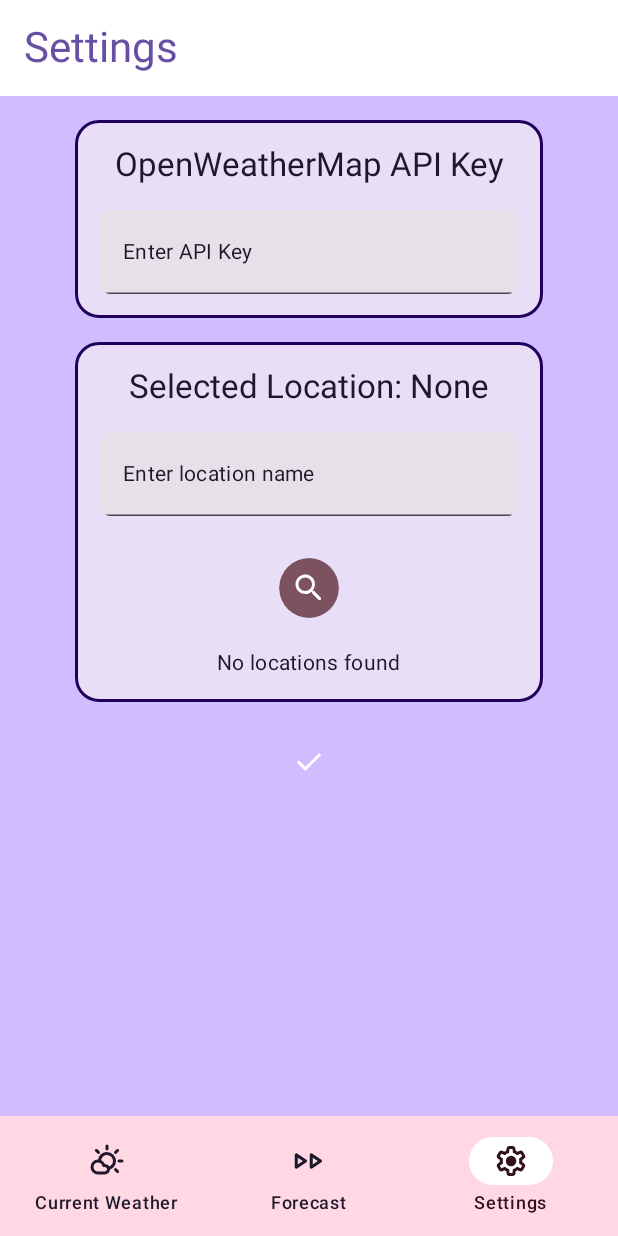
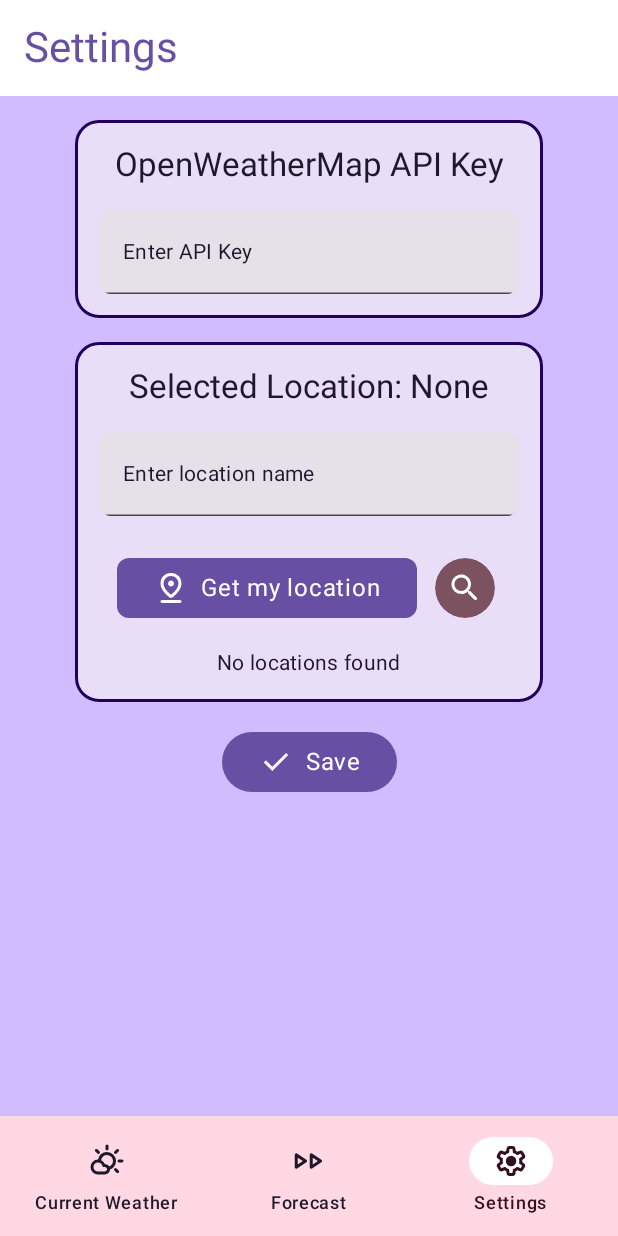
Before and after one commit to Hikari03/weatherapp, an Android app built with Jetpack Compose: the SettingsScreen screen opened through its navigation route, on a phone screen of 412 x 824 dp. Run offline under Robolectric (Android 15) with nearby library versions, the phone set to English and light mode, and no system bars; pictures from the network do not load.

Commit message:
implement user location retrieval

```diff
--- a/app/build.gradle.kts
+++ b/app/build.gradle.kts
@@ -64,6 +64,8 @@ dependencies {
     implementation(libs.ktor.serialization.json)
     implementation(libs.android.room)
     implementation(libs.coil.compose)
+    implementation(libs.play.services.location)
+    implementation(libs.accompanist.permissions)
     ksp(libs.android.room.compiler)
     testImplementation(libs.junit)
     androidTestImplementation(libs.androidx.junit)
--- a/app/src/main/AndroidManifest.xml
+++ b/app/src/main/AndroidManifest.xml
@@ -3,6 +3,7 @@
     xmlns:tools="http://schemas.android.com/tools">
 
     <uses-permission android:name="android.permission.INTERNET" />
+    <uses-permission android:name="android.permission.ACCESS_COARSE_LOCATION" />
 
     <application
         android:name=".App"
--- a/app/src/main/java/cz/cvut/fit/houdeda2/weather_app/MainActivity.kt
+++ b/app/src/main/java/cz/cvut/fit/houdeda2/weather_app/MainActivity.kt
@@ -4,13 +4,18 @@ import android.os.Bundle
 import androidx.activity.ComponentActivity
 import androidx.activity.compose.setContent
 import androidx.activity.enableEdgeToEdge
+import com.google.android.gms.location.FusedLocationProviderClient
+import com.google.android.gms.location.LocationServices
 import cz.cvut.fit.houdeda2.weather_app.core.presentation.ui.MainScreen
 import cz.cvut.fit.houdeda2.weather_app.core.presentation.ui.theme.AppTheme
 
+lateinit var fusedLocationClient: FusedLocationProviderClient
 
 class MainActivity : ComponentActivity() {
+
     override fun onCreate(savedInstanceState: Bundle?) {
         super.onCreate(savedInstanceState)
+        fusedLocationClient = LocationServices.getFusedLocationProviderClient(this)
         enableEdgeToEdge()
         setContent {
             AppTheme {
--- a/app/src/main/java/cz/cvut/fit/houdeda2/weather_app/features/settings/presentation/SettingsScreen.kt
+++ b/app/src/main/java/cz/cvut/fit/houdeda2/weather_app/features/settings/presentation/SettingsScreen.kt
@@ -1,19 +1,22 @@
 package cz.cvut.fit.houdeda2.weather_app.features.settings.presentation
 
+import android.Manifest
 import android.annotation.SuppressLint
+import android.content.Context
+import android.content.pm.PackageManager
+import androidx.annotation.RequiresPermission
 import androidx.compose.foundation.border
 import androidx.compose.foundation.clickable
+import androidx.compose.foundation.layout.Arrangement
 import androidx.compose.foundation.layout.Box
-import androidx.compose.material3.SnackbarDuration
-import androidx.compose.material3.SnackbarHost
-import androidx.compose.material3.SnackbarHostState
 import androidx.compose.foundation.layout.Column
+import androidx.compose.foundation.layout.Row
 import androidx.compose.foundation.layout.fillMaxSize
 import androidx.compose.foundation.layout.padding
 import androidx.compose.material.icons.Icons
-import androidx.compose.material.icons.filled.ArrowDropDown
-import androidx.compose.material.icons.filled.Search
+import androidx.compose.material.icons.automirrored.rounded.List
 import androidx.compose.material.icons.rounded.Search
+import androidx.compose.material3.Button
 import androidx.compose.material3.Card
 import androidx.compose.material3.CardDefaults
 import androidx.compose.material3.DropdownMenu
@@ -23,6 +26,9 @@ import androidx.compose.material3.IconButton
 import androidx.compose.material3.IconButtonDefaults
 import androidx.compose.material3.MaterialTheme
 import androidx.compose.material3.Scaffold
+import androidx.compose.material3.SnackbarDuration
+import androidx.compose.material3.SnackbarHost
+import androidx.compose.material3.SnackbarHostState
 import androidx.compose.material3.Text
 import androidx.compose.material3.TextField
 import androidx.compose.material3.TopAppBar
@@ -39,16 +45,16 @@ import androidx.compose.ui.Modifier
 import androidx.compose.ui.res.painterResource
 import androidx.compose.ui.res.stringResource
 import androidx.compose.ui.unit.dp
+import androidx.core.app.ActivityCompat
+import androidx.lifecycle.compose.collectAsStateWithLifecycle
 import cz.cvut.fit.houdeda2.weather_app.R
 import cz.cvut.fit.houdeda2.weather_app.features.weather.domain.WeatherLocationGeo
-import org.koin.androidx.compose.koinViewModel
-import kotlin.collections.forEach
-import androidx.lifecycle.compose.collectAsStateWithLifecycle
 import cz.cvut.fit.houdeda2.weather_app.features.weather.domain.weatherLocationGeoSaver
 import kotlinx.coroutines.launch
+import org.koin.androidx.compose.koinViewModel
 
 
-@SuppressLint("CoroutineCreationDuringComposition")
+@SuppressLint("CoroutineCreationDuringComposition", "MissingPermission")
 @OptIn(ExperimentalMaterial3Api::class)
 @Composable
 fun SettingsScreen(
@@ -59,7 +65,11 @@ fun SettingsScreen(
     val scope = rememberCoroutineScope()
 
     var apiKey by rememberSaveable { mutableStateOf(viewModel.getAPIKey()) }
-    var selectedLocationGeo by rememberSaveable(stateSaver = weatherLocationGeoSaver) { mutableStateOf(viewModel.getCurrentLocation()) }
+    var selectedLocationGeo by rememberSaveable(stateSaver = weatherLocationGeoSaver) {
+        mutableStateOf(
+            viewModel.getCurrentLocation()
+        )
+    }
     var location by rememberSaveable { mutableStateOf(selectedLocationGeo.locationName) }
 
     val locations by viewModel.locationStateStream.collectAsStateWithLifecycle()
@@ -143,6 +153,63 @@ fun SettingsScreen(
                     shape = MaterialTheme.shapes.small
                 )
 
+                Row(
+                    horizontalArrangement = Arrangement.spacedBy(8.dp)
+                ) {
+
+                    TryContentWithLocationPermission(
+                        rationale = stringResource(id = R.string.location_permission_rationale),
+                        permissionNotAvailableContent = {
+                            val message = stringResource(id = R.string.location_permission_required)
+                            IconButton(
+                                onClick = {
+                                    scope.launch {
+                                        snackbarHostState.showSnackbar(
+                                            message = message,
+                                            duration = SnackbarDuration.Short
+                                        )
+                                    }
+                                },
+                                modifier = Modifier.padding(top = 8.dp),
+                                colors = IconButtonDefaults.iconButtonColors(
+                                    containerColor = MaterialTheme.colorScheme.tertiary,
+                                    contentColor = MaterialTheme.colorScheme.onTertiary
+                                )
+                            ) {
+                                Icon(
+                                    painter = painterResource(id = R.drawable.help_24),
+                                    contentDescription = stringResource(id = R.string.location_permission_required)
+                                )
+                            }
+                        }
+                    ) {
+
+
+                        Button(
+                            onClick = {
+
+                                viewModel.getUserLocation()
+                            },
+                            modifier = Modifier.padding(top = 8.dp),
+                            shape = MaterialTheme.shapes.small,
+                        ) {
+                            Row {
+                                Icon(
+                                    painter = painterResource(id = R.drawable.pin_drop_24),
+                                    contentDescription = stringResource(id = R.string.get_current_location),
+                                    tint = MaterialTheme.colorScheme.onPrimary
+                                )
+                                Text(
+                                    text = stringResource(id = R.string.get_current_location),
+                                    style = MaterialTheme.typography.bodyLarge,
+                                    color = MaterialTheme.colorScheme.onPrimary,
+                                    modifier = Modifier.padding(start = 8.dp)
+                                )
+                            }
+                        }
+
+                    }
+
                     IconButton(
                         onClick = {
                             viewModel.getGeoForLocation(location)
@@ -157,6 +224,10 @@ fun SettingsScreen(
                             imageVector = Icons.Rounded.Search,
                             contentDescription = stringResource(id = R.string.search_location),
                         )
+                    }
+
+
+
                 }
 
                 if (locations.locations != null) {
@@ -174,18 +245,26 @@ fun SettingsScreen(
                 }
             }
 
-            IconButton(
+            Button(
                 onClick = {
                     viewModel.setAPIKey(apiKey)
                     viewModel.selectLocation(selectedLocationGeo)
                 },
                 modifier = Modifier.padding(top = 8.dp)
             ) {
+                Row {
                     Icon(
                         painter = painterResource(id = R.drawable.outline_check_24),
                         contentDescription = stringResource(id = R.string.save),
                         tint = MaterialTheme.colorScheme.onPrimary
                     )
+                    Text(
+                        text = stringResource(id = R.string.save),
+                        style = MaterialTheme.typography.bodyLarge,
+                        color = MaterialTheme.colorScheme.onPrimary,
+                        modifier = Modifier.padding(start = 8.dp)
+                    )
+                }
             }
         }
 
@@ -240,7 +319,7 @@ fun SelectDesiredLocation(
             expanded = !expanded
             onButtonClick()
         }) {
-            Icon(Icons.Default.ArrowDropDown, contentDescription = "Select Location")
+            Icon(Icons.AutoMirrored.Rounded.List, contentDescription = "Select Location")
             DropdownMenu(
                 expanded = expanded,
                 onDismissRequest = { expanded = false },
--- a/app/src/main/java/cz/cvut/fit/houdeda2/weather_app/features/weather/data/WeatherRepository.kt
+++ b/app/src/main/java/cz/cvut/fit/houdeda2/weather_app/features/weather/data/WeatherRepository.kt
@@ -17,6 +17,10 @@ class WeatherRepository(
 
     suspend fun getGeoForLocation(location: String): List<WeatherLocationGeo> {
         return weatherRemoteDataSource.getGeoLocation(location)
+    }
+
+    suspend fun getLocationFromGeo(lat: Double, lon: Double): WeatherLocationGeo {
+        return weatherRemoteDataSource.getLocationFromGeo(lat, lon)
     }
 
     suspend fun getWeatherForSelectedLocation(): WeatherData {
--- a/app/src/main/java/cz/cvut/fit/houdeda2/weather_app/features/weather/presentation/WeatherViewModel.kt
+++ b/app/src/main/java/cz/cvut/fit/houdeda2/weather_app/features/weather/presentation/WeatherViewModel.kt
@@ -21,7 +21,7 @@ class CurrentWeatherViewModel(
             try {
                 _weatherStateStream.value = WeatherState(weatherRepository.getWeatherForSelectedLocation())
             } catch (e: Exception) {
-                Log.e("WeatherViewModel", "Error fetching weather data", e)
+                Log.e("WeatherViewModel", "Error fetching weather data\nYou are not connected to the internet or don't have valid API Key", e)
                 _weatherStateStream.value = WeatherState(weatherData = null, message = "Error fetching data" )
             }
         }
--- a/app/src/main/java/cz/cvut/fit/houdeda2/weather_app/features/weather/presentation/current_weather/CurrentWeatherScreen.kt
+++ b/app/src/main/java/cz/cvut/fit/houdeda2/weather_app/features/weather/presentation/current_weather/CurrentWeatherScreen.kt
@@ -79,7 +79,6 @@ fun CurrentWeatherScreen(
         containerColor = MaterialTheme.colorScheme.inversePrimary,
     ) { paddingValues ->
         key(weatherState.value.weatherData) {
-            Log.d("CurrentWeatherScreen", "Recomposition triggered")
             Column(
                 modifier = Modifier
                     .padding(paddingValues)
--- /dev/null
+++ b/app/src/main/res/drawable/help_24.xml
@@ -0,0 +1,9 @@
+<vector xmlns:android="http://schemas.android.com/apk/res/android"
+    android:width="24dp"
+    android:height="24dp"
+    android:viewportWidth="960"
+    android:viewportHeight="960">
+  <path
+      android:pathData="M478,720q21,0 35.5,-14.5T528,670q0,-21 -14.5,-35.5T478,620q-21,0 -35.5,14.5T428,670q0,21 14.5,35.5T478,720ZM480,880q-83,0 -156,-31.5T197,763q-54,-54 -85.5,-127T80,480q0,-83 31.5,-156T197,197q54,-54 127,-85.5T480,80q83,0 156,31.5T763,197q54,54 85.5,127T880,480q0,83 -31.5,156T763,763q-54,54 -127,85.5T480,880ZM480,800q134,0 227,-93t93,-227q0,-134 -93,-227t-227,-93q-134,0 -227,93t-93,227q0,134 93,227t227,93ZM480,480ZM484,308q25,0 43.5,16t18.5,40q0,22 -13.5,39T502,435q-23,20 -40.5,44T444,533q0,14 10.5,23.5T479,566q15,0 25.5,-10t13.5,-25q4,-21 18,-37.5t30,-31.5q23,-22 39.5,-48t16.5,-58q0,-51 -41.5,-83.5T484,240q-38,0 -72.5,16T359,305q-7,12 -4.5,25.5T368,351q14,8 29,5t25,-17q11,-15 27.5,-23t34.5,-8Z"
+      android:fillColor="#000000"/>
+</vector>
--- /dev/null
+++ b/app/src/main/res/drawable/pin_drop_24.xml
@@ -0,0 +1,9 @@
+<vector xmlns:android="http://schemas.android.com/apk/res/android"
+    android:width="24dp"
+    android:height="24dp"
+    android:viewportWidth="960"
+    android:viewportHeight="960">
+  <path
+      android:pathData="M480,659q99,-80 149.5,-154T680,366q0,-90 -56,-148t-144,-58q-88,0 -144,58t-56,148q0,65 50.5,139T480,659ZM480,741q-12,0 -24,-4t-22,-12q-118,-94 -176,-183.5T200,366q0,-125 78,-205.5T480,80q124,0 202,80.5T760,366q0,86 -58,175.5T526,725q-10,8 -22,12t-24,4ZM480,440q33,0 56.5,-23.5T560,360q0,-33 -23.5,-56.5T480,280q-33,0 -56.5,23.5T400,360q0,33 23.5,56.5T480,440ZM240,880q-17,0 -28.5,-11.5T200,840q0,-17 11.5,-28.5T240,800h480q17,0 28.5,11.5T760,840q0,17 -11.5,28.5T720,880L240,880ZM480,360Z"
+      android:fillColor="#000000"/>
+</vector>
--- a/app/src/main/res/values/strings.xml
+++ b/app/src/main/res/values/strings.xml
@@ -5,7 +5,7 @@
     <string name="settings">Settings</string>
     <string name="api_key">OpenWeatherMap API Key</string>
     <string name="enter_api_key">Enter API Key</string>
-    <string name="save">Safe</string>
+    <string name="save">Save</string>
     <string name="current_location">Selected Location</string>
     <string name="enter_location_name">Enter location name</string>
     <string name="search_location">Search</string>
@@ -29,4 +29,9 @@
     <string name="snow_icon">snowing icon</string>
     <string name="daily_forecast">Daily forecast</string>
     <string name="temperature_throughout_day">Temps</string>
+    <string name="permission_request">Location Permission Request</string>
+    <string name="ok">OK</string>
+    <string name="location_permission_required">Location permission required for automatic location selection.</string>
+    <string name="location_permission_rationale">If you want to automatically select location, we need your current location.</string>
+    <string name="get_current_location">Get my location</string>
 </resources>
```
Also changed, not shown: app/src/main/java/cz/cvut/fit/houdeda2/weather_app/core/data/LocationProvider.kt (added, +42 -0 lines), app/src/main/java/cz/cvut/fit/houdeda2/weather_app/core/di/AppModule.kt (+8 -0 lines), app/src/main/java/cz/cvut/fit/houdeda2/weather_app/features/settings/presentation/SettingsViewModel.kt (+41 -1 lines), app/src/main/java/cz/cvut/fit/houdeda2/weather_app/features/settings/presentation/TryContentWithLocationPermission.kt (added, +47 -0 lines), app/src/main/java/cz/cvut/fit/houdeda2/weather_app/features/weather/data/api/WeatherRemoteDataSource.kt (+29 -0 lines), gradle/libs.versions.toml (+5 -2 lines). Lines whose indentation alone changed are shown as unchanged.
